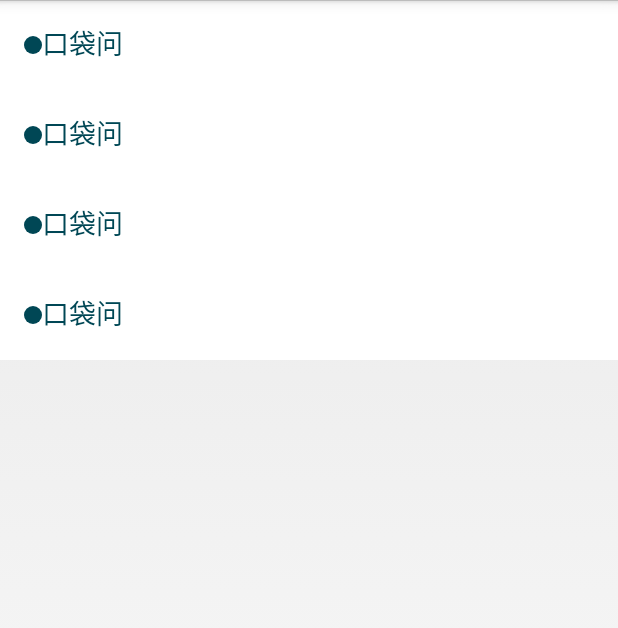
After one commit to Luomingbear/PocketAsk, an Android app: the test screen opened directly, with no data from a screen before it, on a phone screen of 412 x 824 dp. The commit adds this screen. Shown: the top 628 px of the screen. Run offline under Robolectric (Android 15) with nearby library versions, the phone set to English and light mode, and no system bars.

Commit message:
实现了自定义的单选喝多选的选项控件,使用方法,在布局文件里面添加一个SelectorGroup作为选项的父布局,设置SelectorMode类型,有[RadioButton]单选和[CheckButton]多选。在它的里面加入SelectorButton选项布局就完成了,要得到选择的值需要对SelectorGroup实现SelectorCheckListener方法监听点击的选择事件

```diff
--- a/app/src/main/java/com/bear/pocketask/activity/MainActivity.java
+++ b/app/src/main/java/com/bear/pocketask/activity/MainActivity.java
@@ -1,6 +1,7 @@
 package com.bear.pocketask.activity;
 
 import android.app.Activity;
+import android.content.Intent;
 import android.os.Bundle;
 import android.widget.Toast;
 
@@ -103,6 +104,9 @@ public class MainActivity extends Activity implements CardAdapter.CardItemClickL
 
     @Override
     public void onClicked() {
+        Intent intent = new Intent();
+        intent.setClass(MainActivity.this, test.class);
+        startActivity(intent);
         Toast.makeText(this, "点击了卡片", Toast.LENGTH_SHORT).show();
     }
 
--- /dev/null
+++ b/app/src/main/java/com/bear/pocketask/activity/test.java
@@ -0,0 +1,37 @@
+package com.bear.pocketask.activity;
+
+import android.app.Activity;
+import android.os.Bundle;
+import android.util.Log;
+
+import com.bear.pocketask.R;
+import com.bear.pocketask.view.selectorbutton.SelectorGroup;
+
+import java.util.List;
+
+/**
+ * Created by bear on 16/10/16.
+ */
+
+public class test extends Activity implements SelectorGroup.SelectorCheckedListener {
+    private static final String TAG = "test";
+    private SelectorGroup selectorGroup;
+
+    @Override
+    protected void onCreate(Bundle savedInstanceState) {
+        super.onCreate(savedInstanceState);
+        setContentView(R.layout.test);
+
+        initView();
+    }
+
+    private void initView() {
+        selectorGroup = (SelectorGroup) findViewById(R.id.selectorGroup);
+        selectorGroup.setSelectorCheckedListener(this);
+    }
+
+    @Override
+    public void onChecked(List<Integer> checkedIdList) {
+        Log.i(TAG, "onChecked: List" + checkedIdList);
+    }
+}
--- a/app/src/main/java/com/bear/pocketask/adapter/CardAdapter.java
+++ b/app/src/main/java/com/bear/pocketask/adapter/CardAdapter.java
@@ -27,10 +27,10 @@ import java.util.Observable;
 public class CardAdapter extends BaseAdapter implements View.OnClickListener {
     private static final String TAG = "CardAdapter";
     private List<CardItemInfo> list; //数据源列表
-    CardItemInfo info;
+    private CardItemInfo info;
     private LayoutInflater inflater;
 
-    Observable observable;
+    private Observable observable;
 
     public CardAdapter(Context context, List<CardItemInfo> list) {
         inflater = LayoutInflater.from(context);
@@ -65,7 +65,6 @@ public class CardAdapter extends BaseAdapter implements View.OnClickListener {
             viewHolder.ivHeadPic = (ImageView) convertView.findViewById(R.id.card_item_head_pic);
             viewHolder.tvQuestion = (TextView) convertView.findViewById(R.id.card_item_questions);
             viewHolder.tvUserName = (TextView) convertView.findViewById(R.id.card_item_user_name);
-            //			viewHolder.rvRecordView = (RecordView) convertView.findViewById(R.id.card_item_record);
 
             viewHolder.leReport = convertView.findViewById(R.id.card_item_report);
             viewHolder.btSend = convertView.findViewById(R.id.card_item_send);
--- /dev/null
+++ b/app/src/main/java/com/bear/pocketask/view/selectorbutton/SelectorButton.java
@@ -0,0 +1,234 @@
+package com.bear.pocketask.view.selectorbutton;
+
+import android.content.Context;
+import android.content.res.TypedArray;
+import android.graphics.Canvas;
+import android.graphics.Color;
+import android.graphics.Paint;
+import android.util.AttributeSet;
+import android.view.MotionEvent;
+import android.view.View;
+
+import com.bear.pocketask.R;
+import com.bear.pocketask.utils.DipPxConversion;
+
+/**
+ * 单选或者多选按钮
+ * 通过执行setChecked切换选中与未选中的状态
+ * Created by bear on 16/10/15.
+ */
+
+public class SelectorButton extends View {
+
+    private static final String TAG = "SelectButton";
+    private Paint mPaint; //画笔
+
+    private int mCheckedColor; //点击后显示的颜色
+    private int mUnCheckColor; //未点击显示的颜色
+
+    private int mBackgroundColor; //背景颜色
+    private boolean isChecked = false; //是否选中啦
+    private float centerX = 0, centerY = 0; //屏幕的中心
+
+
+    private IconPosition mIconPosition; //图标的位置
+    private float mIconCenterX, mIconCenterY; //图标的位置
+    private float mIconRadius; //图标的半径
+    private int mIconColor; //图标的颜色
+
+    private float mTextSize; //文本大小
+    private int mTextColor; //文本颜色
+    private String mTextString; //文本字符串
+
+    private float mIconPadding; //图标与文本的距离
+    private float mLayoutPadding; //图标与边界的距离
+
+    public SelectorButton(Context context) {
+        this(context, null);
+    }
+
+    public SelectorButton(Context context, AttributeSet attrs) {
+        this(context, attrs, 0);
+    }
+
+    public SelectorButton(Context context, AttributeSet attrs, int defStyle) {
+        super(context, attrs, defStyle);
+        TypedArray typedArray = context.obtainStyledAttributes(attrs, R.styleable.SelectorButton);
+        mTextColor = typedArray.getColor(R.styleable.SelectorButton_text_color, getResources().getColor(R.color.deepblue));
+        mTextSize = typedArray.getDimension(R.styleable.SelectorButton_text_size, getResources().getDimension(R.dimen.font_normal));
+        mTextString = typedArray.getString(R.styleable.SelectorButton_text_string);
+        mIconPadding = typedArray.getDimension(R.styleable.SelectorButton_icon_padding, getResources().getDimension(R.dimen.margin_small));
+        mLayoutPadding = typedArray.getDimension(R.styleable.SelectorButton_layout_padding, getResources().getDimension(R.dimen.margin_normal));
+        mIconPosition = IconPosition.values()[typedArray.getInt(R.styleable.SelectorButton_icon_position, 0)];
+        typedArray.recycle();
+
+
+        init();
+    }
+
+    private void init() {
+        mPaint = new Paint();
+
+        mIconRadius = DipPxConversion.dip2px(getContext(), 6);
+        mIconColor = getResources().getColor(R.color.deepblue);
+        mCheckedColor = getResources().getColor(R.color.lightblue);
+        mUnCheckColor = Color.WHITE;
+    }
+
+    @Override
+    protected void onDraw(Canvas canvas) {
+        super.onDraw(canvas);
+
+        mPaint.setStyle(Paint.Style.FILL);
+        mPaint.setAntiAlias(true);
+
+        //设置中心点坐标
+        if (centerX == 0 || centerY == 0) {
+            centerX = getWidth() / 2;
+            centerY = getHeight() / 2;
+        }
+        //设置背景色
+        mBackgroundColor = isChecked ? mCheckedColor : mUnCheckColor;
+        setBackgroundColor(mBackgroundColor);
+        //绘制图标
+        initIconPosition(canvas);
+        drawIcon(canvas);
+
+        //绘制文本
+        if (mTextString != null)
+            drawText(canvas);
+
+    }
+
+    /**
+     * 绘制图标
+     *
+     * @param canvas
+     */
+    private void initIconPosition(Canvas canvas) {
+        switch (mIconPosition) {
+            case BOTTOM:
+                mIconCenterX = centerX;
+                mIconCenterY = getHeight() - mIconRadius - mLayoutPadding;
+                break;
+            case LEFT:
+                mIconCenterX = mIconRadius + mLayoutPadding;
+                mIconCenterY = centerY;
+                break;
+            case RIGHT:
+                mIconCenterX = getWidth() - mIconRadius - mLayoutPadding;
+                mIconCenterY = centerY;
+                break;
+            case TOP:
+                mIconCenterX = centerX;
+                mIconCenterY = mIconRadius + mLayoutPadding;
+                break;
+        }
+    }
+
+    /**
+     * 绘制图标
+     *
+     * @param canvas
+     */
+    private void drawIcon(Canvas canvas) {
+        //绘制图标背景
+        mPaint.setColor(mIconColor);
+        canvas.drawCircle(mIconCenterX, mIconCenterY, mIconRadius, mPaint);
+
+        //绘制选中之后的形状
+        if (isChecked) {
+            //绘制渐变的圆形图标
+            //// TODO: 16/10/16
+        }
+
+
+    }
+
+    /**
+     * 绘制文本
+     *
+     * @param canvas
+     */
+    private void drawText(Canvas canvas) {
+        mPaint.setColor(mTextColor);
+        mPaint.setTextSize(mTextSize);
+
+        float textX = 0, textY = 0;
+        float textWidth = mPaint.measureText(mTextString);
+
+        switch (mIconPosition) {
+            case BOTTOM:
+                textX = centerX - textWidth / 2;
+                textY = getHeight() - mIconRadius * 2 - mLayoutPadding - mIconPadding;
+                break;
+            case LEFT:
+                textX = mIconRadius * 2 + mIconPadding + mLayoutPadding;
+                textY = mIconCenterY + mTextSize / 3;
+                break;
+            case RIGHT:
+                textX = getWidth() - (mIconRadius * 2 + mIconPadding) - mLayoutPadding - textWidth;
+                textY = mIconCenterY + mTextSize / 3;
+                break;
+            case TOP:
+                textX = centerX - textWidth / 2;
+                textY = mIconRadius * 2 + mLayoutPadding + mIconPadding + 2 * mTextSize / 3;
+                break;
+        }
+
+        canvas.drawText(mTextString, textX, textY, mPaint);
+
+    }
+
+    public void setChecked() {
+        setChecked(!isChecked());
+    }
+
+    public void setChecked(boolean checked) {
+        isChecked = checked;
+
+        invalidate();
+    }
+
+    public boolean isChecked() {
+        return isChecked;
+    }
+
+    private float touchX, touchY;
+
+    @Override
+    public boolean onTouchEvent(MotionEvent event) {
+        switch (event.getAction()) {
+            case MotionEvent.ACTION_DOWN:
+                touchX = event.getX();
+                touchY = event.getY();
+                break;
+            case MotionEvent.ACTION_CANCEL:
+            case MotionEvent.ACTION_UP:
+
+                float move = Math.max(Math.abs(event.getX() - touchX), Math.abs(event.getY() - touchY));
+                if (move < 4) {
+                    setChecked(!isChecked());
+
+                    if (selectorChangeListener != null)
+                        selectorChangeListener.onChange(this, isChecked);
+                }
+                break;
+        }
+        return true;
+    }
+
+    private SelectorChangeListener selectorChangeListener;
+
+    public void setSelectorChangeListener(SelectorChangeListener selectorChangeListener) {
+        this.selectorChangeListener = selectorChangeListener;
+    }
+
+    public interface SelectorChangeListener {
+        void onChange(View view, boolean isChecked);
+    }
+
+    public enum IconPosition {
+        LEFT, TOP, RIGHT, BOTTOM
+    }
+}
--- /dev/null
+++ b/app/src/main/java/com/bear/pocketask/view/selectorbutton/SelectorGroup.java
@@ -0,0 +1,113 @@
+package com.bear.pocketask.view.selectorbutton;
+
+import android.content.Context;
+import android.content.res.TypedArray;
+import android.util.AttributeSet;
+import android.view.View;
+import android.view.ViewGroup;
+import android.widget.LinearLayout;
+
+import com.bear.pocketask.R;
+
+import java.util.ArrayList;
+import java.util.List;
+
+/**
+ * 单选或者多选的父控件
+ * Created by bear on 16/10/16.
+ */
+
+public class SelectorGroup extends LinearLayout implements ViewGroup.OnHierarchyChangeListener, SelectorButton.SelectorChangeListener {
+    private SelectorMode mSelectorMode;
+    private int mCheckedId = -1;
+
+    public SelectorGroup(Context context) {
+        this(context, null);
+    }
+
+    public SelectorGroup(Context context, AttributeSet attrs) {
+        this(context, attrs, 0);
+    }
+
+    public SelectorGroup(Context context, AttributeSet attrs, int defStyle) {
+        super(context, attrs, defStyle);
+        TypedArray typedArray = context.obtainStyledAttributes(attrs, R.styleable.SelectorGroup);
+        mSelectorMode = SelectorMode.values()[typedArray.getInt(R.styleable.SelectorGroup_selectorMode, 0)];
+        typedArray.recycle();
+        setOnHierarchyChangeListener(this);
+    }
+
+    @Override
+    public void onChildViewAdded(View parent, View child) {
+        if (parent == SelectorGroup.this && child instanceof SelectorButton) {
+            int id = child.getId();
+            // generates an id if it's missing
+            if (id == View.NO_ID) {
+                id = child.hashCode();
+                child.setId(id);
+            }
+            ((SelectorButton) child).setSelectorChangeListener(this);
+        }
+
+    }
+
+    @Override
+    public void onChildViewRemoved(View parent, View child) {
+        if (parent == SelectorGroup.this && child instanceof SelectorButton) {
+            ((SelectorButton) child).setSelectorChangeListener(null);
+        }
+    }
+
+    private void setRadioButton() {
+        for (int i = 0; i < getChildCount(); i++) {
+            View child = getChildAt(i);
+            if (child instanceof SelectorButton && child.getId() != mCheckedId) {
+                if (((SelectorButton) child).isChecked())
+                    ((SelectorButton) child).setChecked(false);
+            }
+        }
+    }
+
+    private List<Integer> getCheckedIdList() {
+        List<Integer> checkedIdList = new ArrayList<Integer>();
+        for (int i = 0; i < getChildCount(); i++) {
+            View child = getChildAt(i);
+            if (child instanceof SelectorButton && ((SelectorButton) child).isChecked()) {
+                checkedIdList.add(child.getId());
+            }
+        }
+        return checkedIdList;
+    }
+
+    @Override
+    public void onChange(View view, boolean isChecked) {
+        mCheckedId = view.getId();
+        if (mSelectorMode == SelectorMode.RadioButton) {
+            setRadioButton();
+        }
+        if (selectorCheckedListener != null)
+            selectorCheckedListener.onChecked(getCheckedIdList());
+    }
+
+    public enum SelectorMode {
+
+        //多选
+        CheckButton,
+        //单选
+        RadioButton
+
+    }
+
+    private SelectorCheckedListener selectorCheckedListener;
+
+    public void setSelectorCheckedListener(SelectorCheckedListener selectorCheckedListener) {
+        this.selectorCheckedListener = selectorCheckedListener;
+    }
+
+    /**
+     * 选择的回调函数
+     */
+    public interface SelectorCheckedListener {
+        void onChecked(List<Integer> checkedIdList);
+    }
+}
--- a/app/src/main/java/com/bear/pocketask/view/titleView.java
+++ b/app/src/main/java/com/bear/pocketask/view/titleView.java
@@ -1,7 +1,4 @@
 package com.bear.pocketask.view;
-
-import com.bear.pocketask.R;
-import com.bear.pocketask.utils.DipPxConversion;
 
 import android.content.Context;
 import android.content.res.TypedArray;
@@ -14,6 +11,9 @@ import android.view.ViewGroup;
 import android.widget.ImageView;
 import android.widget.LinearLayout;
 import android.widget.TextView;
+
+import com.bear.pocketask.R;
+import com.bear.pocketask.utils.DipPxConversion;
 
 /**
  * 标题栏
--- /dev/null
+++ b/app/src/main/res/layout/test.xml
@@ -0,0 +1,51 @@
+<?xml version="1.0" encoding="utf-8"?>
+<LinearLayout xmlns:android="http://schemas.android.com/apk/res/android"
+    xmlns:app="http://schemas.android.com/apk/res-auto"
+    android:layout_width="match_parent"
+    android:layout_height="match_parent"
+    android:baselineAligned="false"
+    android:orientation="vertical">
+
+    <com.bear.pocketask.view.selectorbutton.SelectorGroup
+        android:id="@+id/selectorGroup"
+        android:layout_width="match_parent"
+        android:layout_height="match_parent"
+        android:orientation="vertical"
+        app:selectorMode="RadioButton">
+
+        <com.bear.pocketask.view.selectorbutton.SelectorButton
+            android:id="@+id/selectButton1"
+            android:layout_width="match_parent"
+            android:layout_height="60dp"
+            app:icon_padding="0dp"
+            app:icon_position="Left"
+            app:text_string="@string/app_name" />
+
+        <com.bear.pocketask.view.selectorbutton.SelectorButton
+            android:id="@+id/selectButton2"
+            android:layout_width="match_parent"
+            android:layout_height="60dp"
+            app:icon_padding="0dp"
+            app:icon_position="Left"
+            app:text_string="@string/app_name" />
+
+        <com.bear.pocketask.view.selectorbutton.SelectorButton
+            android:id="@+id/selectButton3"
+            android:layout_width="match_parent"
+            android:layout_height="60dp"
+            app:icon_padding="0dp"
+            app:icon_position="Left"
+            app:text_string="@string/app_name" />
+
+        <com.bear.pocketask.view.selectorbutton.SelectorButton
+            android:id="@+id/selectButton4"
+            android:layout_width="match_parent"
+            android:layout_height="60dp"
+            app:icon_padding="0dp"
+            app:icon_position="Left"
+            app:text_string="@string/app_name" />
+
+    </com.bear.pocketask.view.selectorbutton.SelectorGroup>
+
+
+</LinearLayout>
```
Also changed, not shown: app/src/main/AndroidManifest.xml (+8 -6 lines), app/src/main/java/com/bear/pocketask/info/CardItemInfo.java (+15 -30 lines), app/src/main/java/com/bear/pocketask/utils/DipPxConversion.java (+12 -23 lines), app/src/main/java/com/bear/pocketask/view/cardview/AutoScaleLayout.java (+7 -12 lines), app/src/main/java/com/bear/pocketask/view/cardview/CardItemView.java (+6 -14 lines), app/src/main/java/com/bear/pocketask/view/record/RecordObservable.java (+30 -41 lines), app/src/main/java/com/bear/pocketask/view/record/RecordObserver.java (deleted, +0 -10 lines), app/src/main/java/com/bear/pocketask/view/record/RecordView.java (+7 -8 lines), app/src/main/res/values/attrs.xml (+38 -15 lines).
